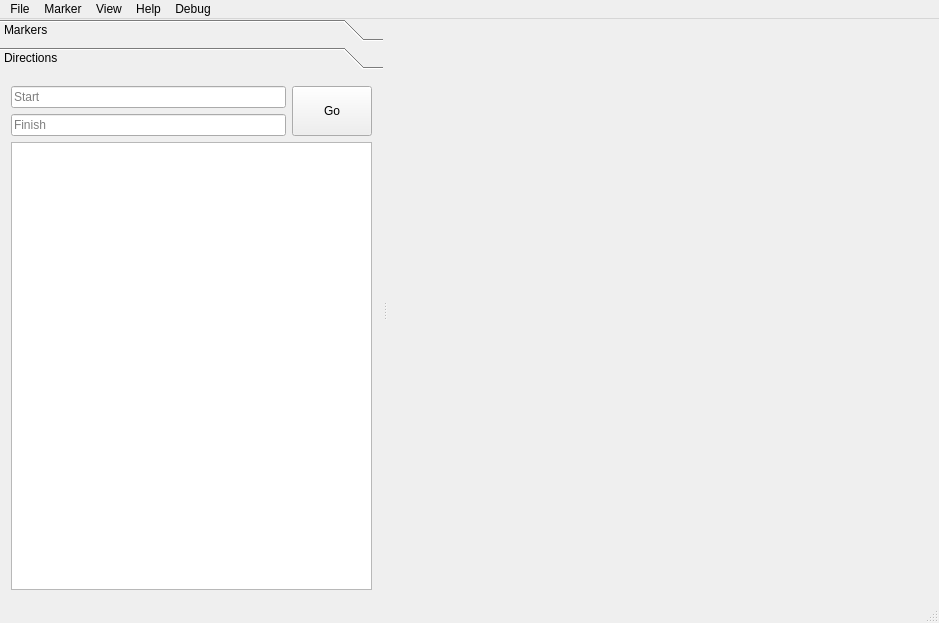
Before: the Qt Designer form mainwindow.ui in archnemesis/OSMExplorer, drawn with Qt 5.
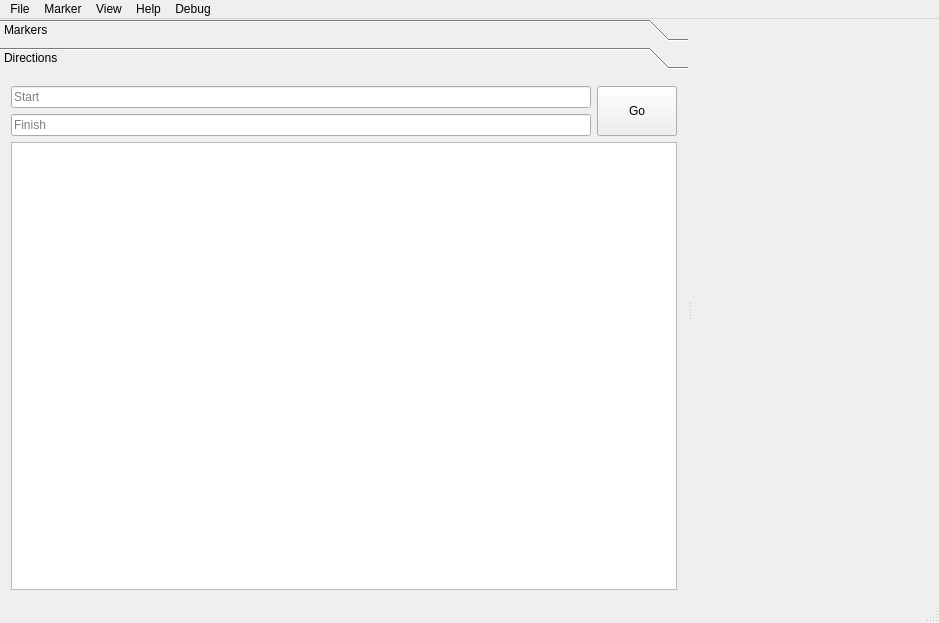
After: the same form once the commit is applied. Custom widgets are drawn as their Qt base class.

The edit to the form file:
```diff
--- a/mainwindow.ui
+++ b/mainwindow.ui
@@ -32,13 +32,19 @@
     </property>
     <item>
      <widget class="QSplitter" name="splitter">
+      <property name="lineWidth">
+       <number>0</number>
+      </property>
       <property name="orientation">
        <enum>Qt::Horizontal</enum>
       </property>
+      <property name="handleWidth">
+       <number>3</number>
+      </property>
       <widget class="QToolBox" name="toolBox">
        <property name="sizePolicy">
-        <sizepolicy hsizetype="Preferred" vsizetype="Preferred">
-         <horstretch>1</horstretch>
+        <sizepolicy hsizetype="Maximum" vsizetype="Preferred">
+         <horstretch>0</horstretch>
          <verstretch>0</verstretch>
         </sizepolicy>
        </property>
@@ -68,8 +74,8 @@
          <rect>
           <x>0</x>
           <y>0</y>
-          <width>383</width>
-          <height>510</height>
+          <width>381</width>
+          <height>528</height>
          </rect>
         </property>
         <attribute name="label">
@@ -119,8 +125,8 @@
       </widget>
       <widget class="SlippyMapWidget" name="slippyMap" native="true">
        <property name="sizePolicy">
-        <sizepolicy hsizetype="Preferred" vsizetype="Expanding">
-         <horstretch>4</horstretch>
+        <sizepolicy hsizetype="Expanding" vsizetype="Expanding">
+         <horstretch>0</horstretch>
          <verstretch>0</verstretch>
         </sizepolicy>
        </property>
```
Left out of the diff: 17 changed lines with no effect on the pictures.
